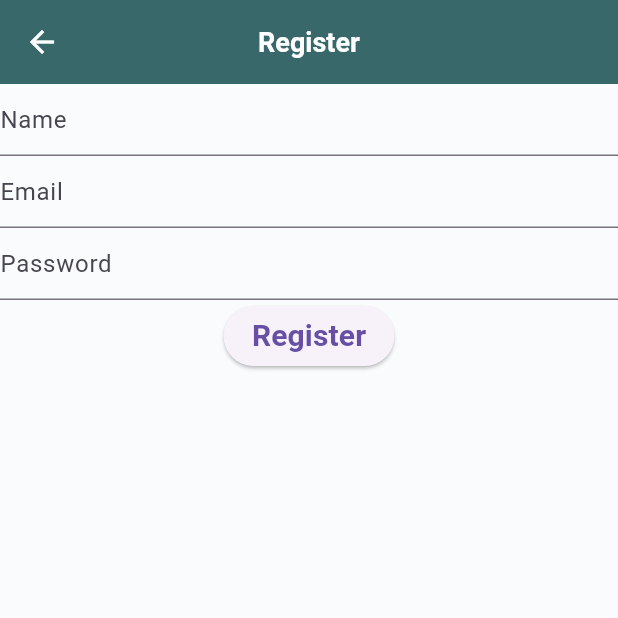
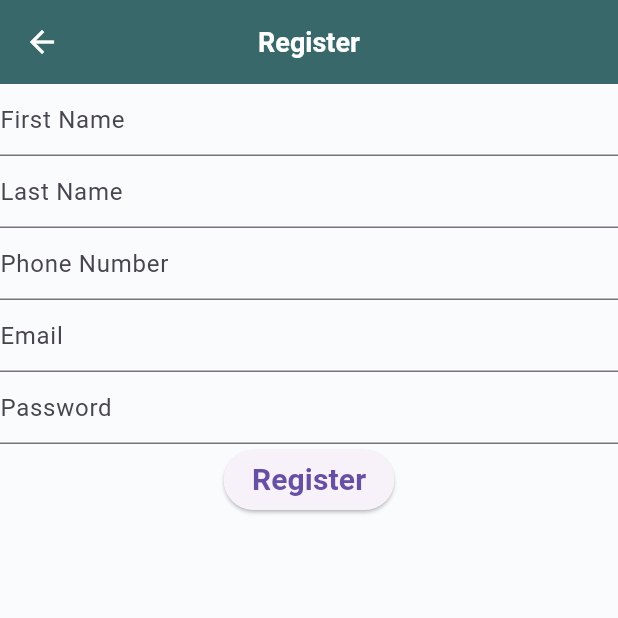
Before and after one commit to arpitmurait/getx_structure_template, a Flutter app: the screen it shows after launch, after a tap on "Register", on a phone screen of 412 x 824 dp, the top half of it. Run offline on Flutter 3.47's test engine with Material 3 defaults, Android fonts, the phone set to English and light mode, and no system bars; drawn by our look-alikes of upgrader; our stand-ins replace dio, flutter_svg, fluttertoast, get, hive_flutter, logger; accounts and stored records are empty; network calls fail.

Commit message:
login register complete

```diff
--- a/lib/app/bindings/local_source_bindings.dart
+++ b/lib/app/bindings/local_source_bindings.dart
@@ -1,7 +1,6 @@
 import 'package:get/get.dart';
 
 import '/app/data/local/hive/hive_manager.dart';
-import '/app/data/local/hive/hive_manager_impl.dart';
 
 class LocalSourceBindings implements Bindings {
   @override
@@ -9,7 +8,6 @@ class LocalSourceBindings implements Bindings {
     Get.lazyPut<HiveManager>(
       () => HiveManagerImpl(),
       tag: (HiveManager).toString(),
-      fenix: true,
     );
   }
 }
--- a/lib/app/modules/register/controllers/register_controller.dart
+++ b/lib/app/modules/register/controllers/register_controller.dart
@@ -5,17 +5,20 @@ import 'package:getx_structure_template/app/data/repository/auth/auth_repository
 import 'package:getx_structure_template/app/routes/app_pages.dart';
 
 class RegisterController extends BaseController {
-  final AuthRepository _repository =
-  Get.find(tag: (AuthRepository).toString());
-  TextEditingController nameController = TextEditingController();
+  final AuthRepository _repository = Get.find(tag: (AuthRepository).toString());
+  TextEditingController firstNameController = TextEditingController();
+  TextEditingController lastNameController = TextEditingController();
   TextEditingController emailController = TextEditingController();
   TextEditingController passwordController = TextEditingController();
+  TextEditingController phoneNumberController = TextEditingController();
 
-  void register(){
+  void register() {
     var registerService = _repository.register({
-      'name' : nameController.text.trim(),
-      'email' : emailController.text.toLowerCase().trim(),
-      'password' : passwordController.text.trim()
+      'first_name': firstNameController.text.trim(),
+      'last_name': lastNameController.text.trim(),
+      'phone_number': phoneNumberController.text.trim(),
+      'email': emailController.text.toLowerCase().trim(),
+      'password': passwordController.text.trim(),
     });
 
     callDataService(
@@ -25,5 +28,4 @@ class RegisterController extends BaseController {
       },
     );
   }
-
 }
--- a/lib/app/modules/register/views/register_view.dart
+++ b/lib/app/modules/register/views/register_view.dart
@@ -17,28 +17,32 @@ class RegisterView extends BaseView<RegisterController> {
     return Column(
       children: [
         TextField(
-          controller: controller.nameController,
-          decoration: InputDecoration(
-            hintText: "Name",
-          ),
+          controller: controller.firstNameController,
+          decoration: InputDecoration(hintText: "First Name"),
+        ),
+        TextField(
+          controller: controller.lastNameController,
+          decoration: InputDecoration(hintText: "Last Name"),
+        ),
+        TextField(
+          controller: controller.phoneNumberController,
+          decoration: InputDecoration(hintText: "Phone Number"),
         ),
         TextField(
           controller: controller.emailController,
-          decoration: InputDecoration(
-            hintText: "Email",
-          ),
+          decoration: InputDecoration(hintText: "Email"),
         ),
         TextField(
           controller: controller.passwordController,
-          decoration: InputDecoration(
-            hintText: "Password",
-          ),
+          decoration: InputDecoration(hintText: "Password"),
         ),
-        ElevatedButton(onPressed: () {
-          controller.register();
-        }, child: Text("Register")),
+        ElevatedButton(
+          onPressed: () {
+            controller.register();
+          },
+          child: Text("Register"),
+        ),
       ],
     );
   }
-
 }
--- a/lib/main_dev.dart
+++ b/lib/main_dev.dart
@@ -10,7 +10,7 @@ import 'app/data/local/hive/hive_manager.dart';
 void main() async {
   EnvConfig devConfig = EnvConfig(
     appName: "dev_demo",
-    baseUrl: "https://api.github.com",
+    baseUrl: "https://demo-auth-backend.vercel.app",
     shouldCollectCrashLog: true,
   );
 
--- a/lib/main_prod.dart
+++ b/lib/main_prod.dart
@@ -10,7 +10,7 @@ import 'app/data/local/hive/hive_manager.dart';
 void main() async {
   EnvConfig prodConfig = EnvConfig(
     appName: "prod_demo",
-    baseUrl: "https://api.github.com",
+    baseUrl: "https://demo-auth-backend.vercel.app",
     shouldCollectCrashLog: true,
   );
 
```
Also changed, not shown: lib/app/data/local/hive/hive_manager.dart (+74 -4 lines), lib/app/data/local/hive/hive_manager_impl.dart (deleted, +0 -64 lines), lib/app/data/model/user_model.dart (+4 -4 lines), lib/app/data/remote/auth_remote_data_source.dart (+42 -8 lines), lib/app/data/repository/auth/auth_repository.dart (+10 -4 lines), lib/app/network/dio_request_retrier.dart (+3 -6 lines), 11 other files.
